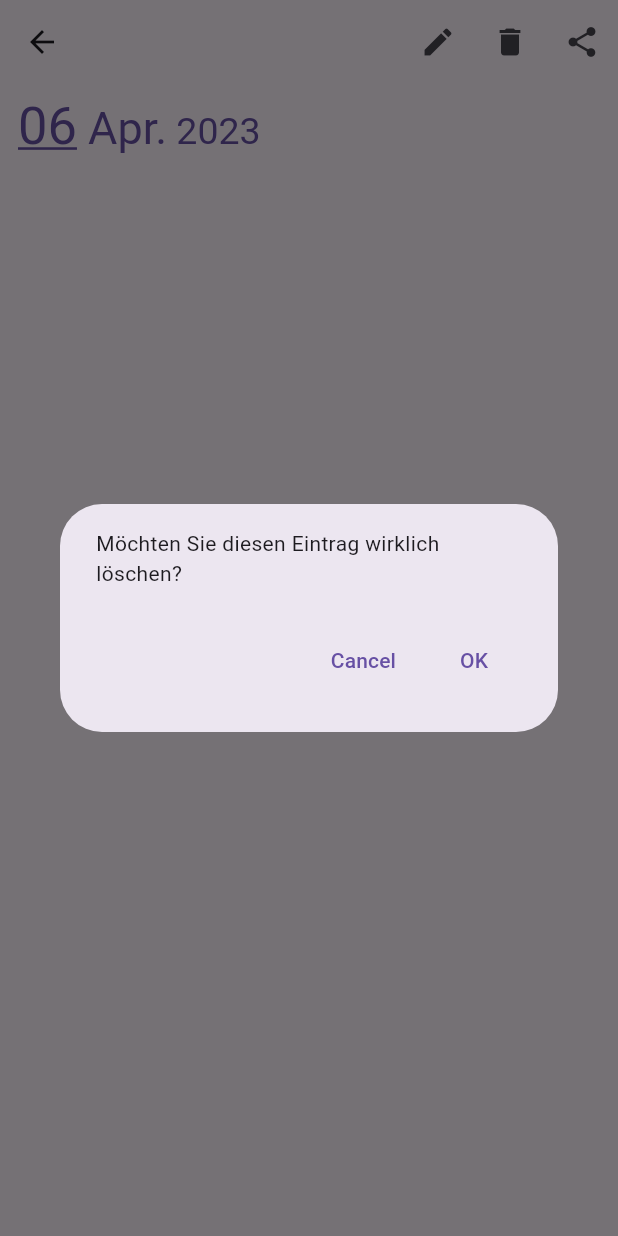
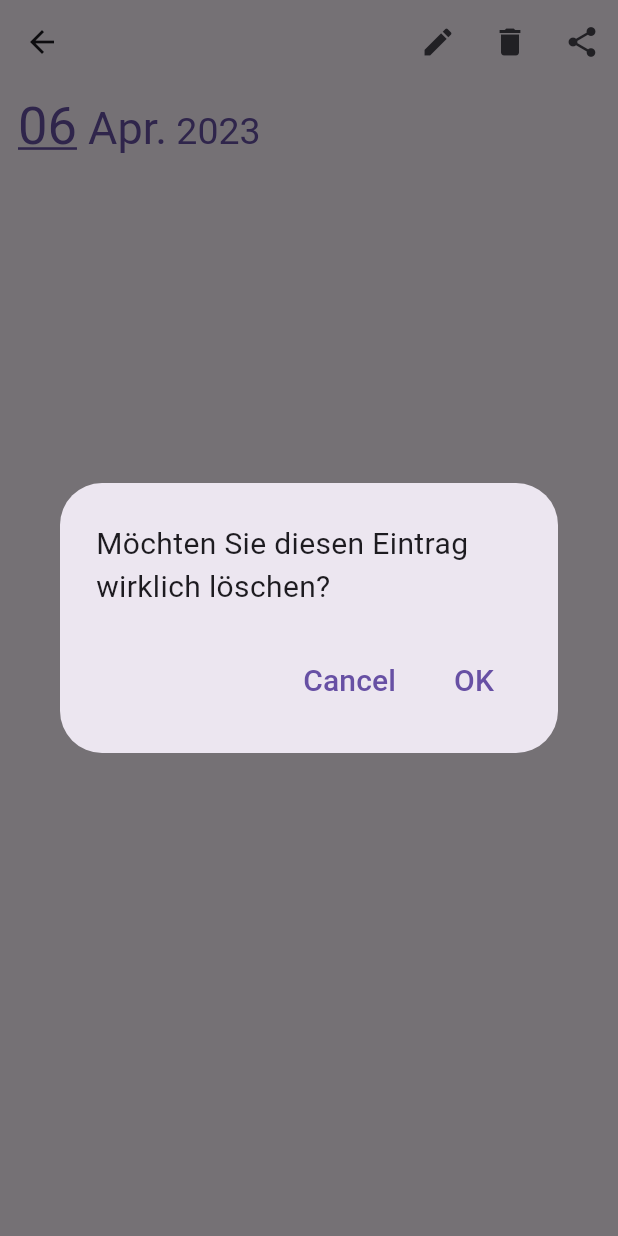
Before and after one commit to bennybweng/Thoughtscape, a Flutter app: the DisplayEntryPage screen opened directly with empty values, after a tap on the "delete" icon, on a phone screen of 412 x 824 dp. Run offline on Flutter 3.47's test engine with Material 2 defaults, Android fonts, the light colour scheme and no system bars; our stand-ins replace local_auth, shared_preferences; accounts and stored records are empty.

Commit message:
edit entries

```diff
--- a/lib/components/confirmation_dialog.dart
+++ b/lib/components/confirmation_dialog.dart
@@ -9,14 +9,17 @@ class ConfirmationDialog extends StatelessWidget {
   @override
   Widget build(BuildContext context) {
     return AlertDialog(
-      content: Text(message),
+      content: Padding(
+        padding: const EdgeInsets.fromLTRB(0, 10, 0, 0),
+        child: Text(message, style: TextStyle(fontSize: 20),),
+      ),
       actions: [
         TextButton(onPressed: (){
           Navigator.pop(context, false);
-        }, child: const Text("Cancel")),
+        }, child: const Text("Cancel", style: TextStyle(fontSize: 20))),
         TextButton(onPressed: (){
           Navigator.pop(context, true);
-        }, child: const Text("OK")),
+        }, child: const Text("OK", style: TextStyle(fontSize: 20))),
       ],
     );
   }
--- a/lib/pages/display_entry_page.dart
+++ b/lib/pages/display_entry_page.dart
@@ -1,15 +1,16 @@
 import 'package:flutter/material.dart';
 import 'package:intl/intl.dart';
 import 'package:thoughtscape/components/confirmation_dialog.dart';
+import 'package:thoughtscape/pages/create_entry_page.dart';
 import 'package:thoughtscape/shared/shared_prefs.dart';
 
 import '../types/entry.dart';
 
 class DisplayEntryPage extends StatefulWidget {
 
-  final Entry entry;
+  Entry entry;
 
-  const DisplayEntryPage({Key? key, required this.entry}) : super(key: key);
+  DisplayEntryPage({Key? key, required this.entry}) : super(key: key);
 
   @override
   State<DisplayEntryPage> createState() => _DisplayEntryPageState();
@@ -22,7 +23,9 @@ class _DisplayEntryPageState extends State<DisplayEntryPage> {
   Widget build(BuildContext context) {
     return Scaffold(
       appBar: AppBar(actions: [
-        IconButton(onPressed: (){}, icon: const Icon(Icons.edit)),
+        IconButton(onPressed: (){
+          Navigator.push(context, MaterialPageRoute(builder: (BuildContext context) => CreateEntryPage(entry: widget.entry,))).then((value) => setState((){widget.entry = value ?? widget.entry;}));
+        }, icon: const Icon(Icons.edit)),
         IconButton(onPressed: () async {
           bool confirm = await _dialogBuilder(context) ?? false;
           if(!mounted) return;
```
Also changed, not shown: lib/pages/create_entry_page.dart (+28 -7 lines), lib/shared/shared_prefs.dart (+10 -0 lines).
